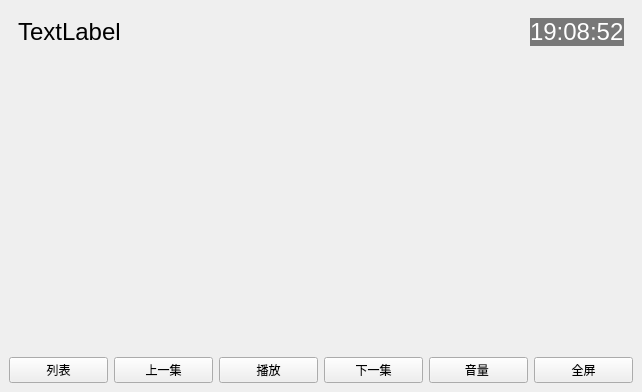
Old version of the form widgets/console.ui in the repository asters1/player.
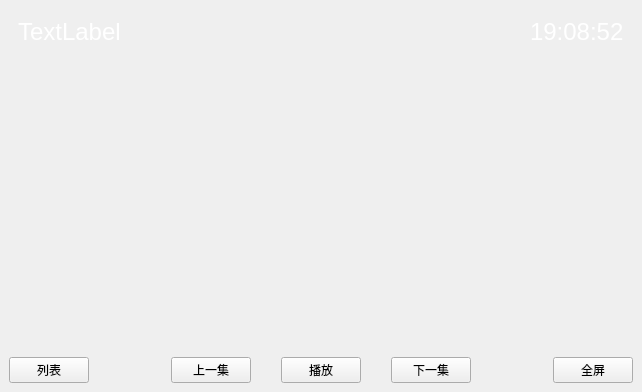
New version of the form. Custom widgets are drawn as their Qt base class.

Patch:
```diff
--- a/widgets/console.ui
+++ b/widgets/console.ui
@@ -69,6 +69,9 @@
                 <pointsize>18</pointsize>
                </font>
               </property>
+              <property name="styleSheet">
+               <string notr="true">color:#fff</string>
+              </property>
               <property name="text">
                <string>TextLabel</string>
               </property>
@@ -95,7 +98,7 @@
                </font>
               </property>
               <property name="styleSheet">
-               <string notr="true">color:#fff;background:rgba(0,0,0,0.5)</string>
+               <string notr="true">color:#fff</string>
               </property>
               <property name="text">
                <string>19:08:52</string>
@@ -131,6 +134,9 @@
          <item>
           <widget class="QWidget" name="widget_2" native="true">
            <layout class="QHBoxLayout" name="horizontalLayout_2">
+            <property name="spacing">
+             <number>0</number>
+            </property>
             <property name="leftMargin">
              <number>0</number>
             </property>
@@ -150,6 +156,19 @@
               </property>
              </widget>
             </item>
+            <item>
+             <spacer name="horizontalSpacer">
+              <property name="orientation">
+               <enum>Qt::Horizontal</enum>
+              </property>
+              <property name="sizeHint" stdset="0">
+               <size>
+                <width>40</width>
+                <height>20</height>
+               </size>
+              </property>
+             </spacer>
+            </item>
             <item>
              <widget class="QPushButton" name="btn_play_last">
               <property name="text">
@@ -157,6 +176,22 @@
               </property>
              </widget>
             </item>
+            <item>
+             <spacer name="horizontalSpacer_3">
+              <property name="orientation">
+               <enum>Qt::Horizontal</enum>
+              </property>
+              <property name="sizeType">
+               <enum>QSizePolicy::Fixed</enum>
+              </property>
+              <property name="sizeHint" stdset="0">
+               <size>
+                <width>30</width>
+                <height>20</height>
+               </size>
+              </property>
+             </spacer>
+            </item>
             <item>
              <widget class="QPushButton" name="btn_play_play">
               <property name="text">
@@ -164,6 +199,22 @@
               </property>
              </widget>
             </item>
+            <item>
+             <spacer name="horizontalSpacer_4">
+              <property name="orientation">
+               <enum>Qt::Horizontal</enum>
+              </property>
+              <property name="sizeType">
+               <enum>QSizePolicy::Fixed</enum>
+              </property>
+              <property name="sizeHint" stdset="0">
+               <size>
+                <width>30</width>
+                <height>20</height>
+               </size>
+              </property>
+             </spacer>
+            </item>
             <item>
              <widget class="QPushButton" name="btn_play_next">
               <property name="text">
@@ -172,11 +223,17 @@
              </widget>
             </item>
             <item>
-             <widget class="QPushButton" name="btn_play_volume">
-              <property name="text">
-               <string>音量 </string>
+             <spacer name="horizontalSpacer_5">
+              <property name="orientation">
+               <enum>Qt::Horizontal</enum>
               </property>
-             </widget>
+              <property name="sizeHint" stdset="0">
+               <size>
+                <width>40</width>
+                <height>20</height>
+               </size>
+              </property>
+             </spacer>
             </item>
             <item>
              <widget class="QPushButton" name="btn_play_showfullscreen">
```
Left out of the diff: 3 changed lines with no effect on the pictures.
